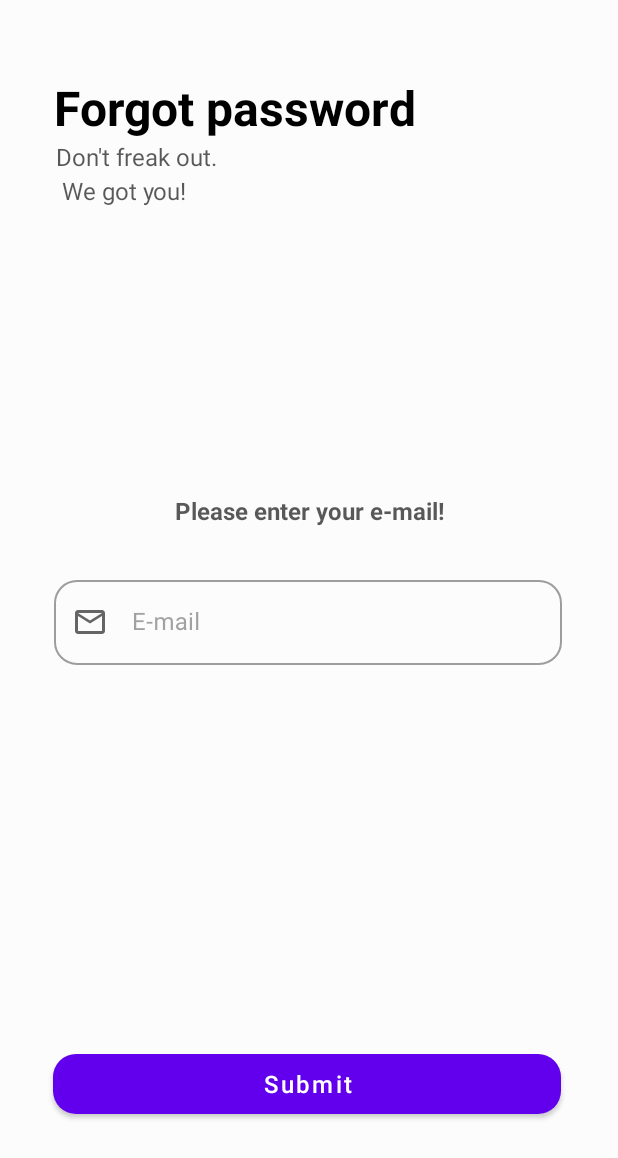
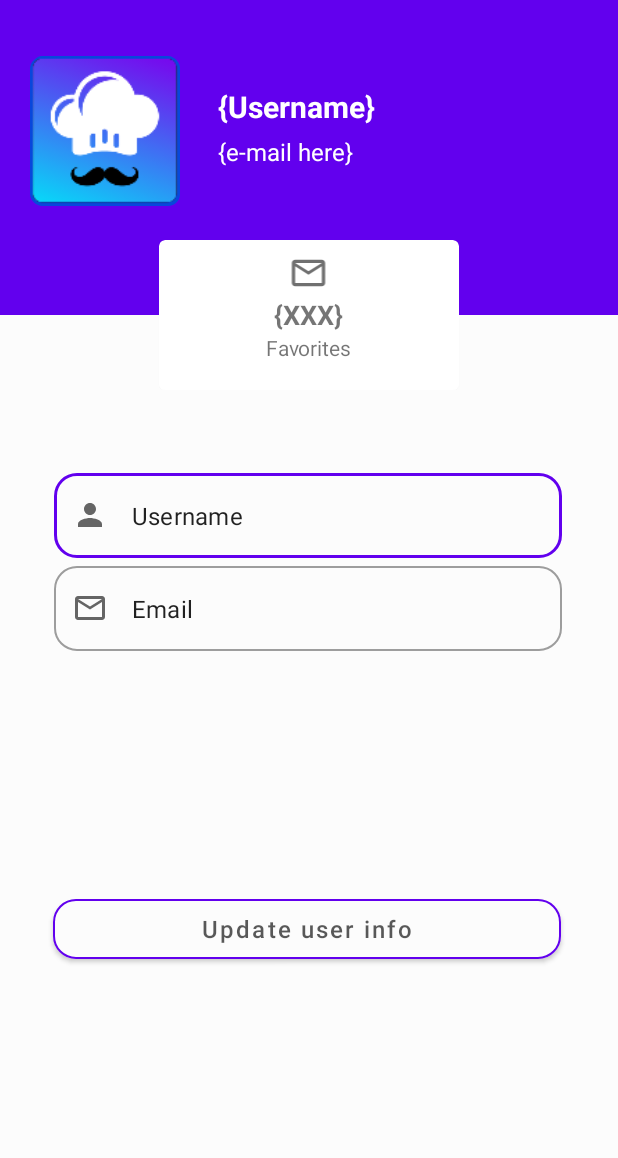
Before and after one commit to giannisSch/recipes-android-application, an Android app: the screen it shows after launch (ForgotPassword before the commit, UserProfile after it), on a phone screen of 412 x 824 dp. Shown: the top 1158 px of the screen. Run offline under Robolectric (Android 15) with nearby library versions, the phone set to English and light mode, and no system bars.

Commit message:
8/6 | User Profile Layout

```diff
--- a/app/src/main/AndroidManifest.xml
+++ b/app/src/main/AndroidManifest.xml
@@ -11,8 +11,9 @@
         android:roundIcon="@mipmap/food_logo_round"
         android:supportsRtl="true"
         android:theme="@style/AppTheme">
-        <activity android:name=".MainActivity"></activity>
-        <activity android:name=".drawer_test" />
+        <activity android:name=".drawer_test"></activity>
+        <activity android:name=".MainActivity" />
+        <activity android:name=".ForgotPassword" />
         <activity android:name=".RecipeDetailsActivity" />
         <activity android:name=".SplashActivity" />
         <activity android:name=".AccountCreated" />
@@ -21,7 +22,7 @@
         <activity android:name=".LoginActivity" />
         <activity android:name=".ForgotPasswordStepTwo" />
         <activity android:name=".RecipesMenuActivity" />
-        <activity android:name=".ForgotPassword">
+        <activity android:name=".UserProfile">
             <intent-filter>
                 <action android:name="android.intent.action.MAIN" />
 
--- a/app/src/main/java/com/foodes/recipeapp/LoginActivity.java
+++ b/app/src/main/java/com/foodes/recipeapp/LoginActivity.java
@@ -67,7 +67,7 @@ public class LoginActivity extends AppCompatActivity {
             }
         });
 
-        //forgot password listenter
+        //forgot password listener
         loginForgotPasswordButton.setOnClickListener(new View.OnClickListener() {
             @Override
             public void onClick(View v) {
--- /dev/null
+++ b/app/src/main/java/com/foodes/recipeapp/UserProfile.java
@@ -0,0 +1,22 @@
+package com.foodes.recipeapp;
+
+import androidx.annotation.Nullable;
+import androidx.appcompat.app.AppCompatActivity;
+
+import android.os.Bundle;
+
+public class UserProfile extends AppCompatActivity {
+
+    @Override
+    protected void onCreate(Bundle savedInstanceState) {
+        super.onCreate(savedInstanceState);
+        setContentView(R.layout.activity_user_profile);
+    }
+
+    @Override
+    protected void onPostCreate(@Nullable Bundle savedInstanceState) {
+        super.onPostCreate(savedInstanceState);
+
+
+    }
+}
--- a/app/src/main/res/layout/activity_splash.xml
+++ b/app/src/main/res/layout/activity_splash.xml
@@ -23,7 +23,7 @@
         android:layout_width="wrap_content"
         android:layout_height="wrap_content"
         style="@style/TextHeader"
-        android:text="@string/app_name"
+        android:text="Foody's"
         app:layout_constraintStart_toStartOf="parent"
         app:layout_constraintEnd_toEndOf="parent"
         app:layout_constraintTop_toBottomOf="@+id/splashLogoImageView"/>
--- /dev/null
+++ b/app/src/main/res/layout/activity_user_profile.xml
@@ -0,0 +1,179 @@
+<?xml version="1.0" encoding="utf-8"?>
+<LinearLayout xmlns:android="http://schemas.android.com/apk/res/android"
+    xmlns:app="http://schemas.android.com/apk/res-auto"
+    xmlns:tools="http://schemas.android.com/tools"
+    android:layout_width="match_parent"
+    android:layout_height="match_parent"
+    android:orientation="vertical"
+    tools:context=".UserProfile">
+
+    <androidx.constraintlayout.widget.ConstraintLayout
+        android:layout_width="match_parent"
+        android:layout_height="210dp"
+        android:background="@color/colorPrimary"
+        android:padding="20dp">
+
+        <ImageView
+            android:id="@+id/profile_photo"
+            android:layout_width="100dp"
+            android:layout_height="100dp"
+            android:layout_centerVertical="true"
+            android:layout_marginTop="17dp"
+            app:layout_constraintStart_toStartOf="parent"
+            app:layout_constraintTop_toTopOf="parent"
+            android:src="@mipmap/food_logo" />
+
+        <TextView
+            android:id="@+id/profile_username"
+            android:layout_width="wrap_content"
+            android:layout_height="wrap_content"
+            android:layout_centerVertical="true"
+            android:layout_toRightOf="@id/profile_photo"
+            android:text="{Username}"
+            android:textColor="#ffffff"
+            android:layout_marginTop="20dp"
+            android:layout_marginLeft="25dp"
+            android:textSize="20sp"
+            android:textStyle="bold"
+            app:layout_constraintStart_toEndOf="@+id/profile_photo"
+            app:layout_constraintTop_toTopOf="@+id/profile_photo" />
+
+        <TextView
+            android:id="@+id/profile_email"
+            android:layout_width="wrap_content"
+            android:layout_height="wrap_content"
+            android:layout_below="@id/profile_username"
+            android:layout_toRightOf="@id/profile_photo"
+            android:layout_marginTop="5dp"
+            android:text="{e-mail here}"
+            android:textColor="#ffffff"
+            android:textSize="16sp"
+            app:layout_constraintStart_toStartOf="@+id/profile_username"
+            app:layout_constraintTop_toBottomOf="@+id/profile_username" />
+
+
+
+
+
+
+    </androidx.constraintlayout.widget.ConstraintLayout>
+
+    <LinearLayout
+        android:layout_width="match_parent"
+        android:layout_height="wrap_content"
+        android:layout_marginTop="-50dp"
+        android:orientation="vertical">
+
+        <com.google.android.material.card.MaterialCardView
+            android:layout_width="200dp"
+            android:layout_height="100dp"
+            android:layout_gravity="center">
+
+            <RelativeLayout
+                android:layout_width="match_parent"
+                android:layout_height="match_parent"
+                android:padding="5dp">
+
+                <ImageView
+                    android:id="@+id/card_icon"
+                    android:layout_width="30dp"
+                    android:layout_height="30dp"
+                    android:layout_centerHorizontal="true"
+                    android:paddingTop="3dp"
+                    android:src="@drawable/ic_mail_outline_24dp" />
+
+                <TextView
+                    android:id="@+id/card_txt"
+                    android:layout_width="wrap_content"
+                    android:layout_height="wrap_content"
+                    android:layout_centerInParent="true"
+                    android:text="{XXX}"
+                    android:textSize="18sp"
+                    android:textStyle="bold" />
+
+                <TextView
+                    android:layout_width="wrap_content"
+                    android:layout_height="wrap_content"
+                    android:layout_below="@+id/card_txt"
+                    android:layout_centerInParent="true"
+                    android:text="Favorites" />
+
+            </RelativeLayout>
+
+
+        </com.google.android.material.card.MaterialCardView>
+
+    </LinearLayout>
+
+    <androidx.constraintlayout.widget.ConstraintLayout
+        android:layout_width="match_parent"
+        android:layout_height="match_parent">
+
+        <com.google.android.material.textfield.TextInputLayout
+            android:layout_marginTop="50dp"
+            android:id="@+id/profile_loggedInUsername"
+            style="@style/Widget.MaterialComponents.TextInputLayout.OutlinedBox"
+            android:layout_width="match_parent"
+            android:layout_height="wrap_content"
+            android:layout_marginStart="36dp"
+            android:layout_marginEnd="37dp"
+            app:layout_constraintTop_toTopOf="parent"
+            app:layout_constraintStart_toStartOf="parent"
+            app:layout_constraintEnd_toEndOf="parent"
+            app:shapeAppearanceOverlay="@style/RoundFieldAppearance"
+            app:startIconDrawable="@drawable/ic_person_24dp">
+
+            <com.google.android.material.textfield.TextInputEditText
+                android:id="@+id/username_txt"
+                android:layout_width="match_parent"
+                android:layout_height="wrap_content"
+                android:text="Username" />
+        </com.google.android.material.textfield.TextInputLayout>
+
+        <com.google.android.material.textfield.TextInputLayout
+            android:id="@+id/profile_loggedInEmail"
+            style="@style/Widget.MaterialComponents.TextInputLayout.OutlinedBox"
+            android:layout_width="match_parent"
+            android:layout_height="wrap_content"
+            android:layout_marginStart="36dp"
+            android:layout_marginEnd="37dp"
+            app:layout_constraintTop_toBottomOf="@+id/profile_loggedInUsername"
+            app:layout_constraintVertical_chainStyle="packed"
+            app:shapeAppearanceOverlay="@style/RoundFieldAppearance"
+            app:startIconDrawable="@drawable/ic_mail_outline_24dp">
+
+            <com.google.android.material.textfield.TextInputEditText
+                android:id="@+id/mail_txt"
+                android:layout_width="match_parent"
+                android:layout_height="wrap_content"
+                android:text="Email" />
+        </com.google.android.material.textfield.TextInputLayout>
+
+
+        <Button
+            android:id="@+id/profile_btn"
+            android:layout_width="match_parent"
+            android:layout_height="52dp"
+            android:layout_marginStart="35dp"
+            android:layout_marginEnd="38dp"
+            android:layout_marginBottom="20dp"
+            android:text="Update user info"
+            android:textAllCaps="false"
+            android:textColor="@color/colorOnBackground"
+            android:textSize="16sp"
+            android:textStyle="normal"
+            app:backgroundTint="@color/colorBackground"
+            app:layout_constraintBottom_toBottomOf="parent"
+            app:layout_constraintEnd_toEndOf="parent"
+            app:layout_constraintStart_toStartOf="parent"
+            app:layout_constraintTop_toBottomOf="@id/profile_loggedInEmail"
+            app:shapeAppearanceOverlay="@style/RoundFieldAppearance"
+            app:strokeColor="@color/colorPrimary"
+            app:strokeWidth="1dp"
+            tools:ignore="HardcodedText" />
+
+
+    </androidx.constraintlayout.widget.ConstraintLayout>
+
+
+</LinearLayout>
--- a/app/src/main/res/navigation/mobile_navigation.xml
+++ /dev/null
@@ -1,43 +0,0 @@
-<?xml version="1.0" encoding="utf-8"?>
-<navigation xmlns:android="http://schemas.android.com/apk/res/android"
-    xmlns:app="http://schemas.android.com/apk/res-auto"
-    xmlns:tools="http://schemas.android.com/tools"
-    android:id="@+id/mobile_navigation"
-    app:startDestination="@+id/nav_home">
-
-    <fragment
-        android:id="@+id/nav_home"
-        android:name="com.foodes.recipeapp.ui.home.HomeFragment"
-        android:label="@string/menu_home"
-        tools:layout="@layout/fragment_home" >
-
-        <action
-            android:id="@+id/action_HomeFragment_to_HomeSecondFragment"
-            app:destination="@id/nav_home_second" />
-    </fragment>
-    <fragment
-        android:id="@+id/nav_home_second"
-        android:name="com.foodes.recipeapp.ui.home.HomeSecondFragment"
-        android:label="@string/home_second"
-        tools:layout="@layout/fragment_home_second">
-        <action
-            android:id="@+id/action_HomeSecondFragment_to_HomeFragment"
-            app:destination="@id/nav_home" />
-
-        <argument
-            android:name="myArg"
-            app:argType="string" />
-    </fragment>
-
-    <fragment
-        android:id="@+id/nav_gallery"
-        android:name="com.foodes.recipeapp.ui.gallery.GalleryFragment"
-        android:label="@string/menu_gallery"
-        tools:layout="@layout/fragment_gallery" />
-
-    <fragment
-        android:id="@+id/nav_slideshow"
-        android:name="com.foodes.recipeapp.ui.slideshow.SlideshowFragment"
-        android:label="@string/menu_slideshow"
-        tools:layout="@layout/fragment_slideshow" />
-</navigation>
--- a/app/src/main/res/values/strings.xml
+++ b/app/src/main/res/values/strings.xml
@@ -31,5 +31,6 @@
     <string name="menu_slideshow">Slideshow</string>
 
     <string name="home_second">Home Second</string>
+    <string name="title_activity_navigation">Navigation</string>
 
 </resources>
--- a/app/src/main/res/values/styles.xml
+++ b/app/src/main/res/values/styles.xml
@@ -29,11 +29,14 @@
         <item name="cornerFamily">rounded</item>
         <item name="cornerSize">15dp</item>
     </style>
+
     <style name="AppTheme.NoActionBar">
         <item name="windowActionBar">false</item>
         <item name="windowNoTitle">true</item>
     </style>
+
     <style name="AppTheme.AppBarOverlay" parent="ThemeOverlay.AppCompat.Dark.ActionBar" />
+
     <style name="AppTheme.PopupOverlay" parent="ThemeOverlay.AppCompat.Light" />
 
 </resources>
```
Also changed, not shown: app/src/main/java/com/foodes/recipeapp/SignUpActivity.java (line endings or trailing spaces).
